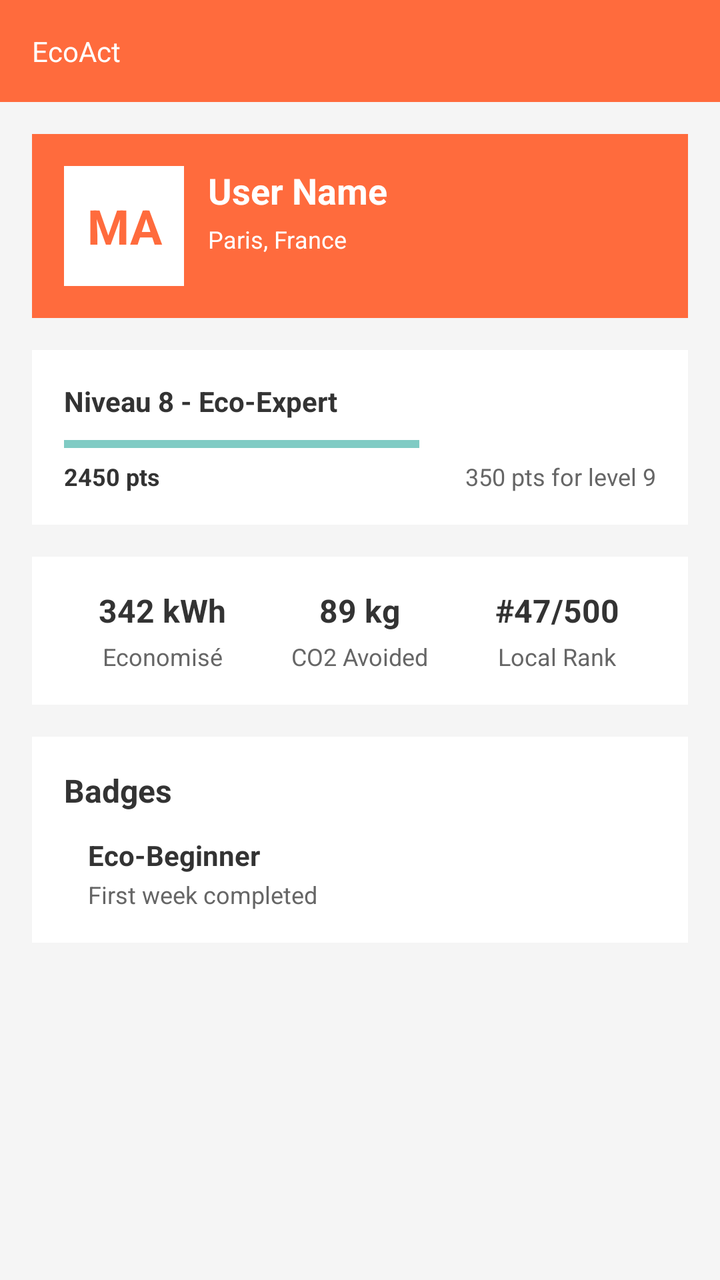
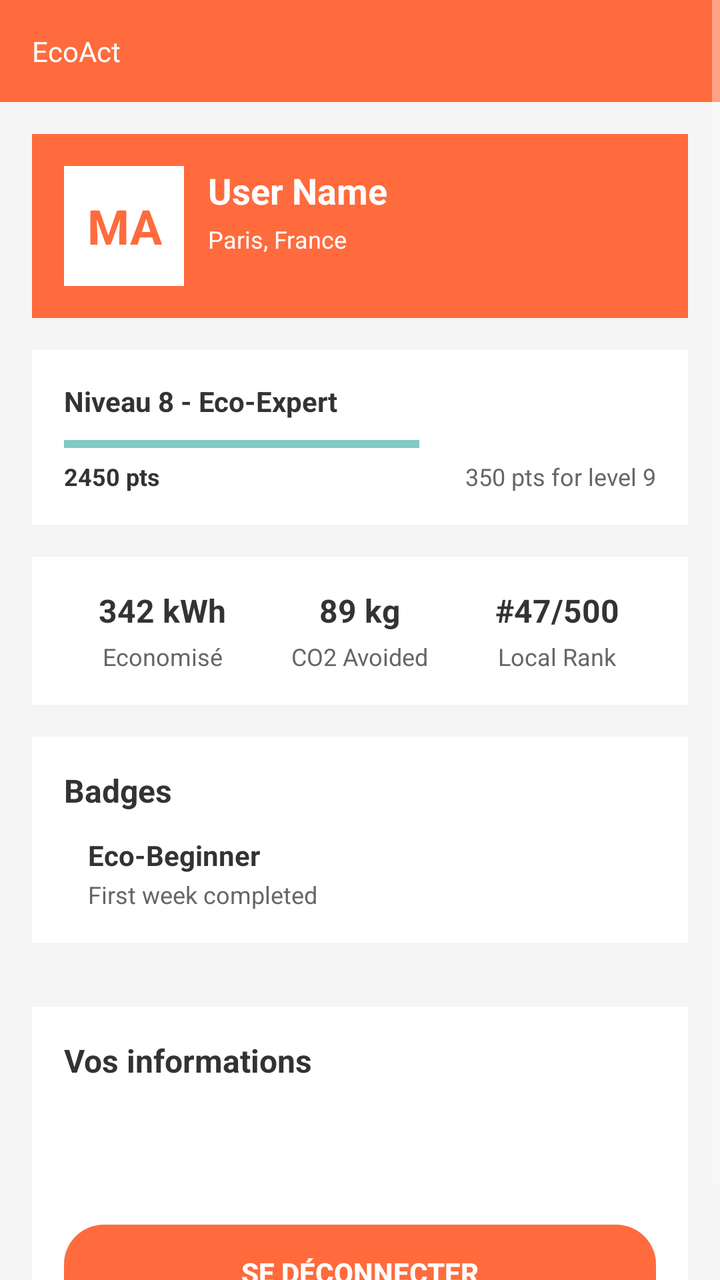

The first picture is an Android layout as it rendered before a commit; the second is the same layout after the commit. The layout source and the unified diff follow.
<!-- AndroidManifest.xml: application theme Theme.AppCompat.NoActionBar -->
<!-- res/layout/fragment_profile.xml -->
<?xml version="1.0" encoding="utf-8"?>
<ScrollView xmlns:android="http://schemas.android.com/apk/res/android"
    xmlns:app="http://schemas.android.com/apk/res-auto"
    android:layout_width="match_parent"
    android:layout_height="match_parent"
    android:background="@color/bg_light">

    <LinearLayout
        android:layout_width="match_parent"
        android:layout_height="wrap_content"
        android:orientation="vertical">

        
        <LinearLayout
            android:layout_width="match_parent"
            android:layout_height="wrap_content"
            android:background="@color/primary_orange"
            android:orientation="vertical"
            android:padding="16dp">



            <TextView
                android:layout_width="match_parent"
                android:layout_height="wrap_content"
                android:text="EcoAct"
                android:textColor="@color/white"
                android:textSize="14sp" />
        </LinearLayout>

        
        <LinearLayout
            android:layout_width="match_parent"
            android:layout_height="wrap_content"
            android:layout_margin="16dp"
            android:background="@color/primary_orange"
            android:orientation="horizontal"
            android:padding="16dp">

            <FrameLayout
                android:layout_width="60dp"
                android:layout_height="60dp"
                android:background="@color/white">

                <TextView
                    android:layout_width="match_parent"
                    android:layout_height="match_parent"
                    android:gravity="center"
                    android:text="MA"
                    android:textColor="@color/primary_orange"
                    android:textSize="24sp"
                    android:textStyle="bold" />
            </FrameLayout>

            <LinearLayout
                android:layout_width="0dp"
                android:layout_height="wrap_content"
                android:layout_weight="1"
                android:layout_marginLeft="12dp"
                android:orientation="vertical">

                <TextView
                    android:layout_width="wrap_content"
                    android:layout_height="wrap_content"
                    android:text="User Name"
                    android:textColor="@color/white"
                    android:textSize="18sp"
                    android:textStyle="bold" />

                <TextView
                    android:layout_width="wrap_content"
                    android:layout_height="wrap_content"
                    android:layout_marginTop="4dp"
                    android:text="Paris, France"
                    android:textColor="@color/white"
                    android:textSize="12sp" />
            </LinearLayout>
        </LinearLayout>

        
        <LinearLayout
            android:layout_width="match_parent"
            android:layout_height="wrap_content"
            android:layout_marginLeft="16dp"
            android:layout_marginRight="16dp"
            android:layout_marginBottom="16dp"
            android:background="@color/white"
            android:orientation="vertical"
            android:padding="16dp">

            <TextView
                android:layout_width="wrap_content"
                android:layout_height="wrap_content"
                android:text="Niveau 8 - Eco-Expert"
                android:textColor="@color/text_dark"
                android:textSize="14sp"
                android:textStyle="bold" />

            <ProgressBar
                android:layout_width="match_parent"
                android:layout_height="8dp"
                android:layout_marginTop="8dp"
                android:progress="60"
                style="?android:attr/progressBarStyleHorizontal" />

            <LinearLayout
                android:layout_width="match_parent"
                android:layout_height="wrap_content"
                android:layout_marginTop="4dp"
                android:orientation="horizontal">

                <TextView
                    android:layout_width="0dp"
                    android:layout_height="wrap_content"
                    android:layout_weight="1"
                    android:text="2450 pts"
                    android:textColor="@color/text_dark"
                    android:textSize="12sp"
                    android:textStyle="bold" />

                <TextView
                    android:layout_width="wrap_content"
                    android:layout_height="wrap_content"
                    android:text="350 pts for level 9"
                    android:textColor="@color/text_gray"
                    android:textSize="12sp" />
            </LinearLayout>
        </LinearLayout>

        
        <LinearLayout
            android:layout_width="match_parent"
            android:layout_height="wrap_content"
            android:layout_marginLeft="16dp"
            android:layout_marginRight="16dp"
            android:layout_marginBottom="16dp"
            android:background="@color/white"
            android:orientation="vertical"
            android:padding="16dp">

            <LinearLayout
                android:layout_width="match_parent"
                android:layout_height="wrap_content"
                android:orientation="horizontal">

                <LinearLayout
                    android:layout_width="0dp"
                    android:layout_height="wrap_content"
                    android:layout_weight="1"
                    android:gravity="center"
                    android:orientation="vertical">

                    <TextView
                        android:layout_width="wrap_content"
                        android:layout_height="wrap_content"
                        android:text="342 kWh"
                        android:textColor="@color/text_dark"
                        android:textSize="16sp"
                        android:textStyle="bold" />

                    <TextView
                        android:layout_width="wrap_content"
                        android:layout_height="wrap_content"
                        android:layout_marginTop="4dp"
                        android:text="Economisé"
                        android:textColor="@color/text_gray"
                        android:textSize="12sp" />
                </LinearLayout>

                <LinearLayout
                    android:layout_width="0dp"
                    android:layout_height="wrap_content"
                    android:layout_weight="1"
                    android:gravity="center"
                    android:orientation="vertical">

                    <TextView
                        android:layout_width="wrap_content"
                        android:layout_height="wrap_content"
                        android:text="89 kg"
                        android:textColor="@color/text_dark"
                        android:textSize="16sp"
                        android:textStyle="bold" />

                    <TextView
                        android:layout_width="wrap_content"
                        android:layout_height="wrap_content"
                        android:layout_marginTop="4dp"
                        android:text="CO2 Avoided"
                        android:textColor="@color/text_gray"
                        android:textSize="12sp" />
                </LinearLayout>

                <LinearLayout
                    android:layout_width="0dp"
                    android:layout_height="wrap_content"
                    android:layout_weight="1"
                    android:gravity="center"
                    android:orientation="vertical">

                    <TextView
                        android:layout_width="wrap_content"
                        android:layout_height="wrap_content"
                        android:text="#47/500"
                        android:textColor="@color/text_dark"
                        android:textSize="16sp"
                        android:textStyle="bold" />

                    <TextView
                        android:layout_width="wrap_content"
                        android:layout_height="wrap_content"
                        android:layout_marginTop="4dp"
                        android:text="Local Rank"
                        android:textColor="@color/text_gray"
                        android:textSize="12sp" />
                </LinearLayout>
            </LinearLayout>
        </LinearLayout>

        
        <LinearLayout
            android:layout_width="match_parent"
            android:layout_height="wrap_content"
            android:layout_marginLeft="16dp"
            android:layout_marginRight="16dp"
            android:layout_marginBottom="16dp"
            android:background="@color/white"
            android:orientation="vertical"
            android:padding="16dp">

            <TextView
                android:layout_width="match_parent"
                android:layout_height="wrap_content"
                android:text="Badges"
                android:textColor="@color/text_dark"
                android:textSize="16sp"
                android:textStyle="bold" />

            <LinearLayout
                android:layout_width="match_parent"
                android:layout_height="wrap_content"
                android:layout_marginTop="12dp"
                android:orientation="horizontal">

                <LinearLayout
                    android:layout_width="0dp"
                    android:layout_height="wrap_content"
                    android:layout_weight="1"
                    android:layout_marginLeft="12dp"
                    android:orientation="vertical">

                    <TextView
                        android:layout_width="wrap_content"
                        android:layout_height="wrap_content"
                        android:text="Eco-Beginner"
                        android:textColor="@color/text_dark"
                        android:textSize="14sp"
                        android:textStyle="bold" />

                    <TextView
                        android:layout_width="wrap_content"
                        android:layout_height="wrap_content"
                        android:layout_marginTop="2dp"
                        android:text="First week completed"
                        android:textColor="@color/text_gray"
                        android:textSize="12sp" />
                </LinearLayout>
            </LinearLayout>

        </LinearLayout>

    </LinearLayout>
</ScrollView>
<!-- resources referenced by this layout -->
<resources>
  <color name="bg_light">#F5F5F5</color>
  <color name="primary_orange">#FF6B3D</color>
  <color name="text_dark">#333333</color>
  <color name="text_gray">#666666</color>
  <color name="white">#FFFFFFFF</color>
</resources>

<!-- the commit's change to res/layout/fragment_profile.xml (unified diff, before → after) -->
@@ -269,5 +269,50 @@
 
         </LinearLayout>
 
+        
+        <LinearLayout
+            android:layout_width="match_parent"
+            android:layout_height="wrap_content"
+            android:layout_margin="16dp"
+            android:background="@color/white"
+            android:orientation="vertical"
+            android:padding="16dp">
+
+            <TextView
+                android:layout_width="wrap_content"
+                android:layout_height="wrap_content"
+                android:text="Vos informations"
+                android:textColor="@color/text_dark"
+                android:textSize="16sp"
+                android:textStyle="bold" />
+
+            <TextView
+                android:id="@+id/tv_user_name"
+                android:layout_width="match_parent"
+                android:layout_height="wrap_content"
+                android:layout_marginTop="12dp"
+                android:textColor="@color/text_dark"
+                android:textSize="14sp" />
+
+            <TextView
+                android:id="@+id/tv_user_email"
+                android:layout_width="match_parent"
+                android:layout_height="wrap_content"
+                android:layout_marginTop="8dp"
+                android:textColor="@color/text_gray"
+                android:textSize="12sp" />
+
+            <Button
+                android:id="@+id/btn_logout"
+                android:layout_width="match_parent"
+                android:layout_height="48dp"
+                android:layout_marginTop="16dp"
+                android:background="@drawable/button_orange_background"
+                android:text="Se déconnecter"
+                android:textColor="@color/white"
+                android:textSize="14sp"
+                android:textStyle="bold" />
+        </LinearLayout>
+
     </LinearLayout>
 </ScrollView>
<!-- resource entries referenced after the edit -->
@@ -5,5 +5,12 @@
   <color name="text_dark">#333333</color>
   <color name="text_gray">#666666</color>
   <color name="white">#FFFFFFFF</color>
+  <!-- drawable button_orange_background (drawable) -->
+  <?xml version="1.0" encoding="utf-8"?>
+  <shape xmlns:android="http://schemas.android.com/apk/res/android"
+      android:shape="rectangle">
+      <solid android:color="@color/primary_orange" />
+      <corners android:radius="20dp" />
+  </shape>
 </resources>
 
